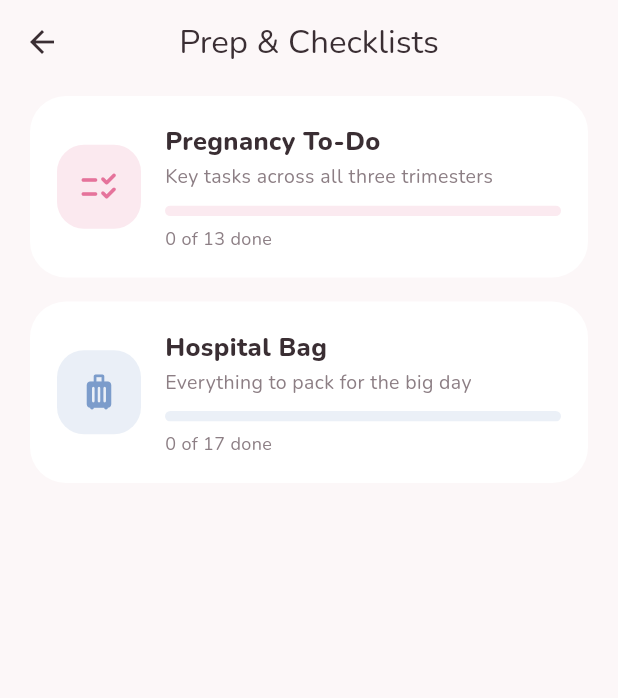
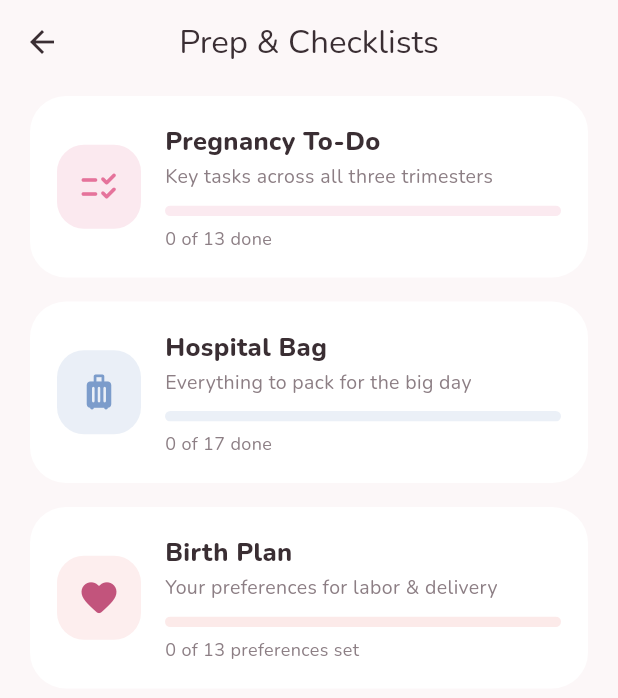
Before and after one commit to mrshahbazdev/PregnancyTracker, a Flutter app: the PrepHubScreen screen opened directly, on a phone screen of 412 x 824 dp. Shown: the top 698 px of the screen. Run offline on Flutter 3.47's test engine with Material 3 defaults, Android fonts, the phone set to English and light mode, and no system bars; our stand-ins replace fl_chart, flutter_riverpod, flutter_secure_storage, google_fonts, shared_preferences; accounts and stored records are empty.

Commit message:
feat: Birth Plan Builder (preferences, notes, preview & copy)
Co-Authored-By: Devin AI <158243242+devin-ai-integration[bot]@users.noreply.github.com>

```diff
--- /dev/null
+++ b/lib/core/birth_plan_data.dart
@@ -0,0 +1,142 @@
+import 'package:flutter/foundation.dart';
+
+import '../models/log_entry.dart';
+
+/// A single birth-plan preference with a fixed set of choices.
+@immutable
+class BirthPlanQuestion {
+  const BirthPlanQuestion({
+    required this.id,
+    required this.section,
+    required this.prompt,
+    required this.options,
+  });
+
+  final String id;
+  final String section;
+  final String prompt;
+  final List<String> options;
+}
+
+/// Curated birth-plan questions, grouped by section. These cover the most
+/// common preferences parents discuss with their care team. The plan is a
+/// communication aid, not a binding contract — labor can change quickly.
+const List<BirthPlanQuestion> kBirthPlanQuestions = [
+  // Labor environment
+  BirthPlanQuestion(
+    id: 'env_lighting',
+    section: 'Labor environment',
+    prompt: 'Lighting',
+    options: ['Dimmed', 'Bright', 'No preference'],
+  ),
+  BirthPlanQuestion(
+    id: 'env_music',
+    section: 'Labor environment',
+    prompt: 'Music / sounds',
+    options: ['My playlist', 'Quiet', 'No preference'],
+  ),
+  BirthPlanQuestion(
+    id: 'env_support',
+    section: 'Labor environment',
+    prompt: 'Support people present',
+    options: ['Partner', 'Partner + family', 'Doula', 'Just staff'],
+  ),
+  // Pain management
+  BirthPlanQuestion(
+    id: 'pain_approach',
+    section: 'Pain management',
+    prompt: 'Preferred pain relief',
+    options: ['Natural / none', 'Epidural', 'Gas & air', 'Decide during labor'],
+  ),
+  BirthPlanQuestion(
+    id: 'pain_movement',
+    section: 'Pain management',
+    prompt: 'Freedom to move around',
+    options: ['Yes, freely', 'As advised', 'No preference'],
+  ),
+  BirthPlanQuestion(
+    id: 'pain_water',
+    section: 'Pain management',
+    prompt: 'Water / birthing pool',
+    options: ['Interested', 'Not interested', 'No preference'],
+  ),
+  // Delivery
+  BirthPlanQuestion(
+    id: 'del_positions',
+    section: 'Delivery',
+    prompt: 'Birthing position',
+    options: ['Whatever feels right', 'Upright / squatting', 'On the bed'],
+  ),
+  BirthPlanQuestion(
+    id: 'del_mirror',
+    section: 'Delivery',
+    prompt: 'Watch with a mirror',
+    options: ['Yes', 'No', 'No preference'],
+  ),
+  BirthPlanQuestion(
+    id: 'del_cord',
+    section: 'Delivery',
+    prompt: 'Cord clamping',
+    options: ['Delayed', 'Immediate', 'No preference'],
+  ),
+  BirthPlanQuestion(
+    id: 'del_cord_cut',
+    section: 'Delivery',
+    prompt: 'Who cuts the cord',
+    options: ['Partner', 'Me', 'Care provider'],
+  ),
+  // After birth
+  BirthPlanQuestion(
+    id: 'after_skin',
+    section: 'After birth',
+    prompt: 'Immediate skin-to-skin',
+    options: ['Yes, please', 'After checks', 'No preference'],
+  ),
+  BirthPlanQuestion(
+    id: 'after_feeding',
+    section: 'After birth',
+    prompt: 'Feeding plan',
+    options: ['Breastfeeding', 'Bottle', 'Combination', 'Decide later'],
+  ),
+  BirthPlanQuestion(
+    id: 'after_vitk',
+    section: 'After birth',
+    prompt: 'Vitamin K for baby',
+    options: ['Injection', 'Oral', 'Discuss with provider'],
+  ),
+];
+
+/// Section order as they first appear in [kBirthPlanQuestions].
+List<String> birthPlanSections() {
+  final sections = <String>[];
+  for (final q in kBirthPlanQuestions) {
+    if (!sections.contains(q.section)) sections.add(q.section);
+  }
+  return sections;
+}
+
+/// Number of questions that have an answer selected.
+int birthPlanAnsweredCount(BirthPlan plan) =>
+    kBirthPlanQuestions.where((q) => plan.answers.containsKey(q.id)).length;
+
+/// Build a plain-text version of the plan suitable for sharing or printing.
+/// Only answered questions are included, grouped by section.
+String buildBirthPlanText(BirthPlan plan) {
+  final buffer = StringBuffer('My Birth Plan\n');
+  for (final section in birthPlanSections()) {
+    final answered = kBirthPlanQuestions
+        .where((q) => q.section == section && plan.answers.containsKey(q.id))
+        .toList();
+    if (answered.isEmpty) continue;
+    buffer.writeln('\n$section');
+    for (final q in answered) {
+      buffer.writeln('  • ${q.prompt}: ${plan.answers[q.id]}');
+    }
+  }
+  final notes = plan.notes.trim();
+  if (notes.isNotEmpty) {
+    buffer.writeln('\nAdditional notes');
+    buffer.writeln('  $notes');
+  }
+  return buffer.toString().trim();
+}
--- a/lib/data/local_store.dart
+++ b/lib/data/local_store.dart
@@ -19,6 +19,7 @@ class LocalStore {
   static const _kMeasurements = 'measurements';
   static const _kMemories = 'memories';
   static const _kAppointments = 'appointments';
+  static const _kBirthPlan = 'birth_plan';
 
   static Future<LocalStore> create() async {
     final prefs = await SharedPreferences.getInstance();
@@ -99,4 +100,14 @@ class LocalStore {
 
   Future<void> saveChecklist(String kind, List<ChecklistItem> items) =>
       _writeList(_checklistKey(kind), items.map((e) => e.toJson()).toList());
+
+  // ---- Birth plan ----
+  BirthPlan loadBirthPlan() {
+    final raw = _prefs.getString(_kBirthPlan);
+    if (raw == null) return const BirthPlan();
+    return BirthPlan.fromJson(jsonDecode(raw) as Map<String, dynamic>);
+  }
+
+  Future<void> saveBirthPlan(BirthPlan plan) =>
+      _prefs.setString(_kBirthPlan, jsonEncode(plan.toJson()));
 }
--- a/lib/features/checklists/prep_hub_screen.dart
+++ b/lib/features/checklists/prep_hub_screen.dart
@@ -1,9 +1,11 @@
 import 'package:flutter/material.dart';
 import 'package:flutter_riverpod/flutter_riverpod.dart';
 
+import '../../core/birth_plan_data.dart';
 import '../../core/checklist_data.dart';
 import '../../core/theme.dart';
 import '../../state/app_state.dart';
+import '../birthplan/birth_plan_screen.dart';
 import 'checklist_screen.dart';
 
 class PrepHubScreen extends StatelessWidget {
@@ -31,6 +33,8 @@ class PrepHubScreen extends StatelessWidget {
             icon: Icons.luggage_rounded,
             accent: AppColors.secondary,
           ),
+          SizedBox(height: 16),
+          _BirthPlanEntry(),
         ],
       ),
     );
@@ -117,3 +121,72 @@ class _ChecklistEntry extends ConsumerWidget {
     );
   }
 }
+
+class _BirthPlanEntry extends ConsumerWidget {
+  const _BirthPlanEntry();
+
+  @override
+  Widget build(BuildContext context, WidgetRef ref) {
+    const accent = AppColors.accent;
+    final plan = ref.watch(birthPlanProvider);
+    final answered = birthPlanAnsweredCount(plan);
+    final total = kBirthPlanQuestions.length;
+    final progress = total == 0 ? 0.0 : answered / total;
+
+    return Card(
+      child: InkWell(
+        borderRadius: BorderRadius.circular(24),
+        onTap: () => Navigator.of(context).push(
+          MaterialPageRoute(builder: (_) => const BirthPlanScreen()),
+        ),
+        child: Padding(
+          padding: const EdgeInsets.all(18),
+          child: Row(
+            children: [
+              Container(
+                width: 56,
+                height: 56,
+                decoration: BoxDecoration(
+                  color: accent.withValues(alpha: 0.20),
+                  borderRadius: BorderRadius.circular(18),
+                ),
+                child: const Icon(Icons.favorite_rounded,
+                    color: AppColors.primaryDark, size: 28),
+              ),
+              const SizedBox(width: 16),
+              Expanded(
+                child: Column(
+                  crossAxisAlignment: CrossAxisAlignment.start,
+                  children: [
+                    const Text('Birth Plan',
+                        style: TextStyle(
+                            fontSize: 17, fontWeight: FontWeight.w800)),
+                    const SizedBox(height: 2),
+                    const Text('Your preferences for labor & delivery',
+                        style: TextStyle(
+                            color: AppColors.textMuted, fontSize: 13)),
+                    const SizedBox(height: 10),
+                    ClipRRect(
+                      borderRadius: BorderRadius.circular(6),
+                      child: LinearProgressIndicator(
+                        value: progress,
+                        minHeight: 7,
+                        backgroundColor: accent.withValues(alpha: 0.25),
+                        valueColor:
+                            const AlwaysStoppedAnimation(AppColors.primaryDark),
+                      ),
+                    ),
+                    const SizedBox(height: 6),
+                    Text('$answered of $total preferences set',
+                        style: const TextStyle(
+                            color: AppColors.textMuted, fontSize: 12)),
+                  ],
+                ),
+              ),
+            ],
+          ),
+        ),
+      ),
+    );
+  }
+}
--- a/lib/state/app_state.dart
+++ b/lib/state/app_state.dart
@@ -214,3 +214,25 @@ final checklistProvider = StateNotifierProvider.family<ChecklistNotifier,
     List<ChecklistItem>, String>((ref, kind) {
   return ChecklistNotifier(ref.watch(localStoreProvider), kind);
 });
+
+/// The user's birth plan (answers + notes), persisted on every change.
+class BirthPlanNotifier extends StateNotifier<BirthPlan> {
+  BirthPlanNotifier(this._store) : super(_store.loadBirthPlan());
+
+  final LocalStore _store;
+
+  Future<void> setAnswer(String questionId, String option) async {
+    state = state.setAnswer(questionId, option);
+    await _store.saveBirthPlan(state);
+  }
+
+  Future<void> setNotes(String value) async {
+    state = state.withNotes(value);
+    await _store.saveBirthPlan(state);
+  }
+}
+
+final birthPlanProvider =
+    StateNotifierProvider<BirthPlanNotifier, BirthPlan>((ref) {
+  return BirthPlanNotifier(ref.watch(localStoreProvider));
+});
```
Also changed, not shown: lib/features/birthplan/birth_plan_screen.dart (added, +326 -0 lines), lib/models/log_entry.dart (+29 -0 lines), 1 other file.
